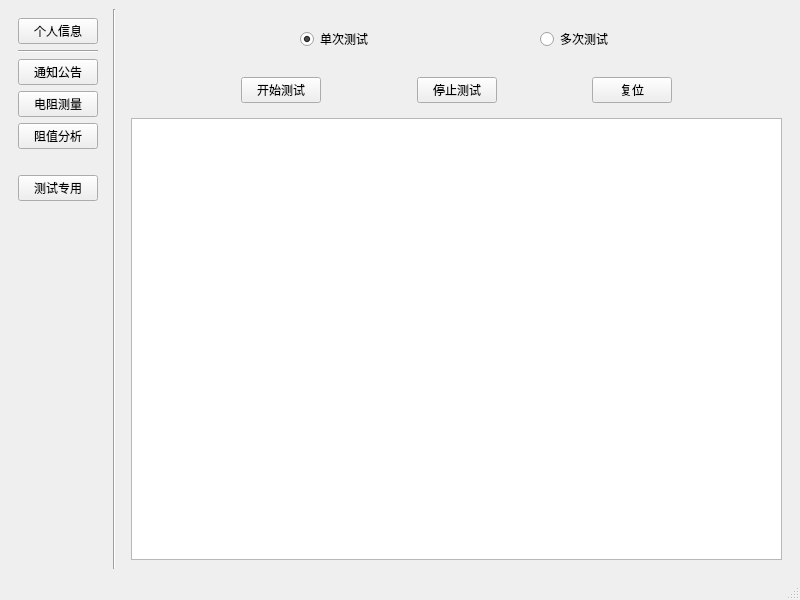
Above: SNI/stu_mainwindow.ui from Modolet/SuperNewIC before the change. Below: the same form after it.
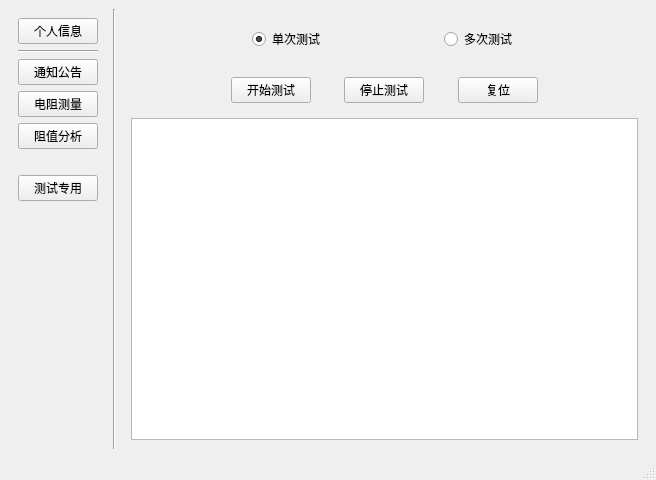
That is the form after the change. The open tabs and pages were chosen to show the change.

The edit to the form file:
```diff
--- a/SNI/stu_mainwindow.ui
+++ b/SNI/stu_mainwindow.ui
@@ -6,8 +6,8 @@
    <rect>
     <x>0</x>
     <y>0</y>
-    <width>800</width>
-    <height>600</height>
+    <width>656</width>
+    <height>480</height>
    </rect>
   </property>
   <property name="windowTitle">
```
Left out of the diff: 4 changed lines with no effect on the pictures.
